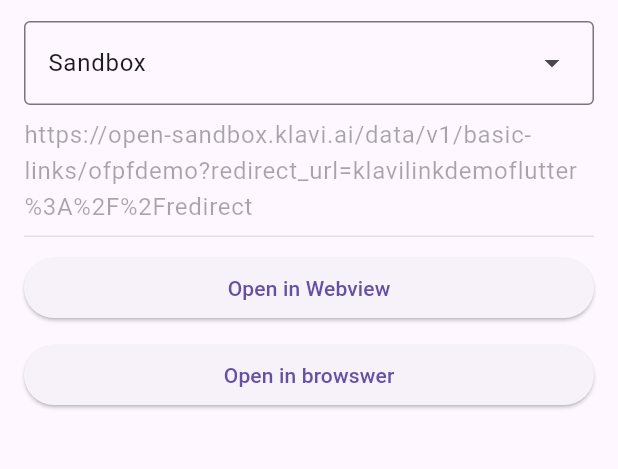
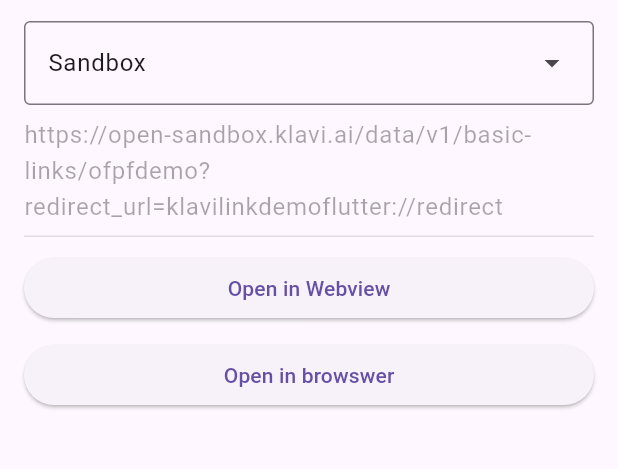
Before and after one commit to klaviai/KlaviLinkDemoFlutter, a Flutter app: the HomePage screen opened by its route, after a tap on "Open in browswer", on a phone screen of 412 x 824 dp, the part 63-532 px from its top. Run offline on Flutter 3.47's test engine with Material 3 defaults, Android fonts, the light colour scheme and no system bars; our stand-ins replace go_router, webview_flutter; missing offline and left inert: webview_flutter_wkwebview.

Commit message:
feat: add ABTest

```diff
--- a/lib/main.dart
+++ b/lib/main.dart
@@ -1,6 +1,5 @@
 import 'package:flutter/material.dart';
 import 'package:klavi_link_demo_flutter/router.dart';
-
 
 void main() {
   runApp(const MyApp());
--- a/lib/pages/home.dart
+++ b/lib/pages/home.dart
@@ -25,19 +25,31 @@
     ListItemType(
       label: "Sandbox",
       value:
-          "https://open-sandbox.klavi.ai/data/v1/basic-links/ofpfdemo?redirect_url=$redirectURL",
+          "https://open-sandbox.klavi.ai/data/v1/basic-links/ofpfdemo?redirect_url=klavilinkdemoflutter://redirect",
       key: '1',
     ),
     ListItemType(
       label: "Testing",
       value:
-          "https://open-testing.klavi.ai/data/v1/basic-links/ofpfdemo?redirect_url=$redirectURL",
+          "https://open-testing.klavi.ai/data/v1/basic-links/ofpfdemo?redirect_url=klavilinkdemoflutter://redirect",
       key: '2',
+    ),
+    ListItemType(
+      label: "ofpf-multi-insti（A）",
+      value:
+          "https://open-testing.klavi.ai/data/v1/basic-links/ofpf-multi-insti?personal_tax_id=22697459812&email=jmlee26@gmail.com&redirect_url=klavilinkdemoflutter://redirect",
+      key: '3',
+    ),
+    ListItemType(
+      label: "ofpf-singl-insti（B）",
+      value:
+          "https://open-testing.klavi.ai/data/v1/basic-links/ofpf-singl-insti?personal_tax_id=22697459812&email=jmlee26@gmail.com&redirect_url=klavilinkdemoflutter://redirect",
+      key: '4',
     ),
     ListItemType(
         label: "Custom",
         value:
-            "https://open.klavi.tech/data/v1/basic-links/ofpfdemo?redirect_url=$redirectURL",
+            "https://open.klavi.tech/data/v1/basic-links/ofpfdemo?redirect_url=klavilinkdemoflutter://redirect",
         key: "custom"),
   ];
 
@@ -87,7 +99,7 @@
               ),
               ElevatedButton(
                   onPressed: () {
-                    context.go('/web', extra: Uri.encodeFull(_textEditingController.text));
+                    context.go('/web', extra: _textEditingController.text);
                   },
                   child: const Text('Open in Webview')),
               SizedBox.fromSize(
@@ -95,7 +107,7 @@
               ),
               ElevatedButton(
                   onPressed: () {
-                    launchUrl(Uri.parse(Uri.encodeFull(_textEditingController.text)),
+                    launchUrl(Uri.parse(_textEditingController.text),
                         mode: LaunchMode.externalApplication);
                   },
                   child: const Text('Open in browswer'))
--- a/lib/router.dart
+++ b/lib/router.dart
@@ -6,15 +6,24 @@
 final router = GoRouter(
   initialLocation: '/',
   routes: [
-    GoRoute(path: '/', builder: (context, state) => const HomePage(), routes: [
+    GoRoute(
+        path: '/',
+        builder: (context, state) {
+          return const HomePage();
+        },
+        routes: [
           GoRoute(
             path: 'web',
-        builder: (context, state) => const WebPage(),
+            builder: (context, state) {
+              return const WebPage();
+            },
           ),
           GoRoute(
             path: 'redirect',
-        builder: (context, state) => const RedirectPage(),
+            builder: (context, state) {
+              return const RedirectPage();
+            },
           )
-    ])
+        ]),
   ],
 );
```
Also changed, not shown: 4 other files. Lines whose indentation alone changed are shown as unchanged.
